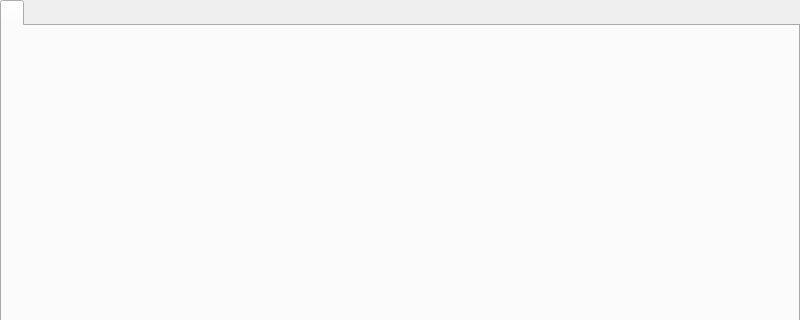
The window that mainwindow.ui (AmirHammouteneEI/ScheduledPasteAndKeys) describes before a commit, drawn with Qt 5; both pictures show x 0 to 800 and y 0 to 320 of the 800 by 600 pixel window.
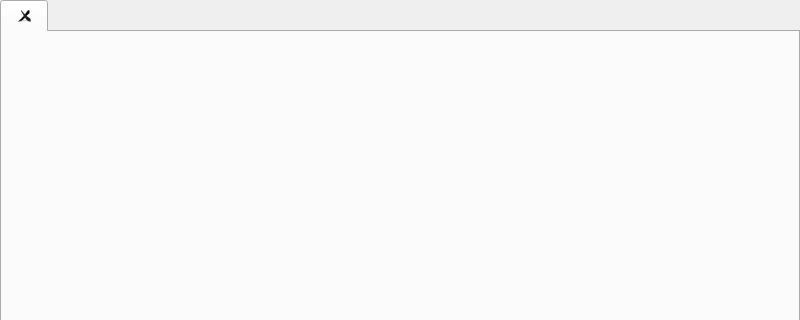
The same window after the commit. Icons and pictures are not drawn.

Diff of the .ui file:
```diff
--- a/mainwindow.ui
+++ b/mainwindow.ui
@@ -42,7 +42,7 @@
        <enum>Qt::ElideMiddle</enum>
       </property>
       <property name="tabsClosable">
-       <bool>false</bool>
+       <bool>true</bool>
       </property>
       <widget class="QWidget" name="addtab">
        <attribute name="icon">
```
